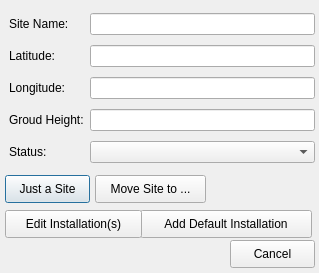
This is qrap_svn/Interface/Site.ui in wangxn2015/qrap_version_svn as Qt 5 draws it before an edit. The edited form follows.
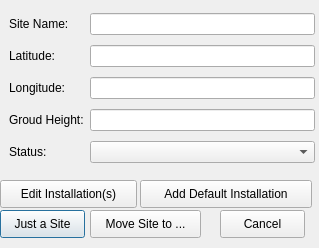
This is the edited form. Icons and pictures are not drawn.

Patch:
```diff
--- a/qrap_svn/Interface/Site.ui
+++ b/qrap_svn/Interface/Site.ui
@@ -7,7 +7,7 @@
     <x>0</x>
     <y>0</y>
     <width>319</width>
-    <height>273</height>
+    <height>248</height>
    </rect>
   </property>
   <property name="windowTitle">
@@ -82,8 +82,8 @@
   <widget class="QPushButton" name="btnPlaceSite">
    <property name="geometry">
     <rect>
-     <x>5</x>
-     <y>175</y>
+     <x>0</x>
+     <y>210</y>
      <width>85</width>
      <height>28</height>
     </rect>
@@ -96,7 +96,7 @@
    <property name="geometry">
     <rect>
      <x>140</x>
-     <y>210</y>
+     <y>180</y>
      <width>172</width>
      <height>28</height>
     </rect>
@@ -108,8 +108,8 @@
   <widget class="QPushButton" name="btnCancel">
    <property name="geometry">
     <rect>
-     <x>230</x>
-     <y>240</y>
+     <x>220</x>
+     <y>210</y>
      <width>85</width>
      <height>28</height>
     </rect>
@@ -121,8 +121,8 @@
   <widget class="QPushButton" name="btnEditInstallation">
    <property name="geometry">
     <rect>
-     <x>5</x>
-     <y>210</y>
+     <x>0</x>
+     <y>180</y>
      <width>137</width>
      <height>28</height>
     </rect>
@@ -134,8 +134,8 @@
   <widget class="QPushButton" name="btnMove">
    <property name="geometry">
     <rect>
-     <x>95</x>
-     <y>175</y>
+     <x>90</x>
+     <y>210</y>
      <width>111</width>
      <height>28</height>
     </rect>
```
